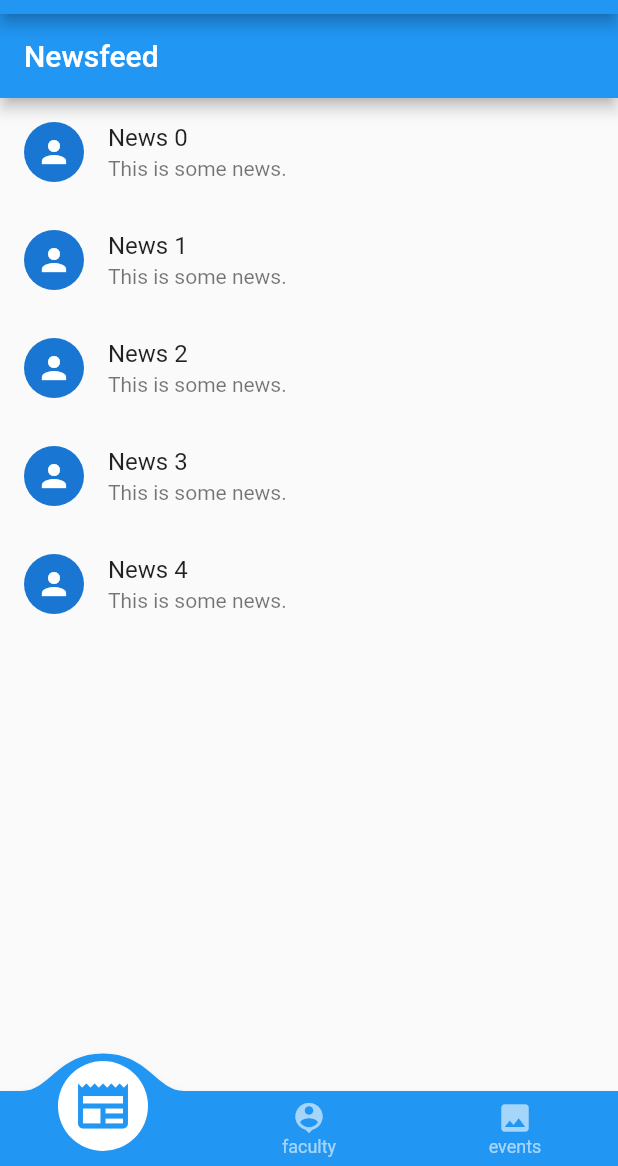
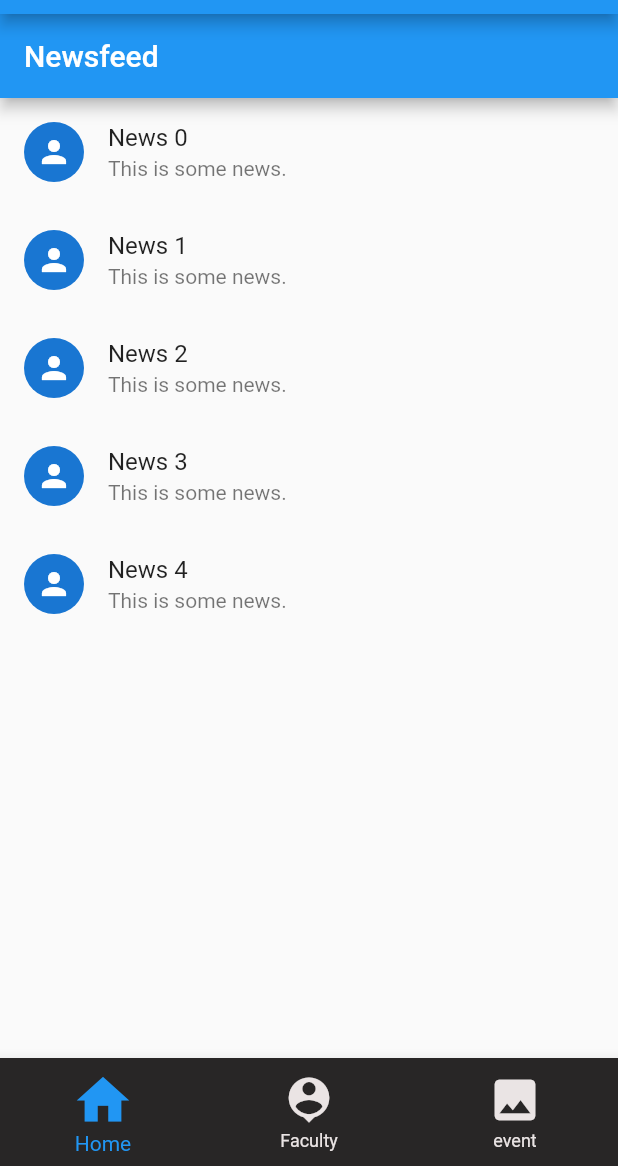
Before and after one commit to vdilipkumar/CIS-attmod, a Flutter app: the screen it shows after launch, on a phone screen of 412 x 824 dp, the part 70-1236 px from its top. Run offline on Flutter 3.47's test engine with Material 2 defaults, Android fonts, the phone set to English and light mode, and no system bars; drawn by our look-alikes of convex_bottom_bar; our stand-ins replace file_picker, firebase_auth, firebase_core, firebase_storage, shared_preferences and 1 more; missing offline and left inert: dart:ffi, firebase_app_check; accounts and stored records are empty.

Commit message:
sliding eff

```diff
--- a/lib/AdminHomePage.dart
+++ b/lib/AdminHomePage.dart
@@ -1,7 +1,7 @@
 import 'package:firebase_auth/firebase_auth.dart';
 import 'package:flutter/material.dart';
-import 'package:minor/services/auth_service.dart';
 import 'ebooks_home.dart';
+import 'images_home.dart';
 import 'main.dart';
 
 class AdminHomePage extends StatelessWidget {
@@ -42,6 +42,9 @@ class AdminHomePage extends StatelessWidget {
                 child: InkWell(
                   onTap: () {
                     // Navigate to event images screen
+                    Navigator.of(context).push(MaterialPageRoute(
+                        builder: (context) => imghome()
+                    ));
                   },
                   child: Column(
                     mainAxisAlignment: MainAxisAlignment.center,
--- a/lib/Attendance.dart
+++ b/lib/Attendance.dart
@@ -46,16 +46,16 @@ class _facultypageState extends State<Attendance> {
   Future<void> _getAttendance() async {
     final username = _usernameController.text;
     final password = _passwordController.text;
-    // Navigate to the login page
     setState(() {
       be = !be;
     });
+    // Navigate to the login page
     await _webViewController.future.then((controller) {
       controller
           .loadUrl('https://automation.vnrvjiet.ac.in/EduPrime3/VNRVJIET');
     });
     // Wait for the login page to load and enter the credentials and click the login button
-    await Future.delayed(Duration(seconds: 2));
+    await Future.delayed(Duration(seconds: 5));
     await _webViewController.future.then((controller) async {
       await controller.runJavascript(
         "document.getElementsByName('UserName')[0].value = '$username';"
@@ -71,7 +71,7 @@ class _facultypageState extends State<Attendance> {
       );
     });
     // Wait for the attendance page to load and get the attendance percentage
-    await Future.delayed(Duration(seconds: 5));
+    await Future.delayed(Duration(seconds: 10));
     await _webViewController.future.then((controller) async {
       final attendancePercentage =
           await controller.runJavascriptReturningResult(
--- a/lib/ConvexAppExample.dart
+++ b/lib/ConvexAppExample.dart
@@ -17,6 +17,8 @@ class ConvexAppExample extends StatefulWidget {
 
 class _ConvexAppExampleState extends State<ConvexAppExample> {
   final TabStyle _tabStyle = TabStyle.reactCircle;
+  PageController pc = PageController(initialPage: 0);
+  int ci = 0;
   Widget cen = const NewsfeedPage();
   void setty(int ci) {
     if (ci == 1) {
@@ -34,28 +36,65 @@ class _ConvexAppExampleState extends State<ConvexAppExample> {
       length: 5,
       initialIndex: 0,
       child: Scaffold(
-        body: Column(
+        body: PageView(
+          controller: pc,
           children: [
-            // _buildStyleSelector(),
-            Expanded(
-              child: cen,
+            Container(
+              child: NewsfeedPage(),
+            ),
+            Container(
+              child: FacultyPage(),
+            ),
+            Container(
+              child: ImagesView(),
             ),
           ],
+          onPageChanged: (int ind) {
+            setState(() {
+              ci = ind;
+            });
+          },
         ),
         // body: cen,
-        bottomNavigationBar: ConvexAppBar.badge(
-            // Optional badge argument: keys are tab indices, values can be
-            // String, IconData, Color or Widget.
-            const <int, dynamic>{1: ''},
-            style: _tabStyle,
-            items: const <TabItem>[
-              TabItem(icon: Icons.newspaper, title: "feed"),
-              TabItem(icon: Icons.person_pin, title: "faculty"),
-              TabItem(icon: Icons.image, title: "events"),
-            ],
-            onTap: (int i) => setState(() {
-                  setty(i);
-                })),
+        bottomNavigationBar: //ConvexAppBar.badge(
+            //   // Optional badge argument: keys are tab indices, values can be
+            //   // String, IconData, Color or Widget.
+            //   const <int, dynamic>{1: ''},
+            //   // initialActiveIndex: ci,
+            //   style: _tabStyle,
+            //   items: const <TabItem>[
+            //     TabItem(icon: Icons.newspaper, title: "feed"),
+            //     TabItem(icon: Icons.person_pin, title: "faculty"),
+            //     TabItem(icon: Icons.image, title: "events"),
+            //   ],
+            BottomNavigationBar(
+          backgroundColor: Color.fromARGB(255, 40, 38, 38),
+          currentIndex: ci,
+          selectedIconTheme: IconThemeData(size: 42),
+          unselectedIconTheme: IconThemeData(size: 36),
+          unselectedItemColor: Color.fromARGB(255, 234, 228, 228),
+          items: [
+            BottomNavigationBarItem(
+              icon: Icon(Icons.home),
+              label: 'Home',
+            ),
+            BottomNavigationBarItem(
+              icon: Icon(Icons.person_pin),
+              label: 'Faculty',
+            ),
+            BottomNavigationBarItem(
+              icon: Icon(Icons.image),
+              label: 'event',
+            ),
+          ],
+          onTap: (int index) {
+            setState(() {
+              ci = index;
+              pc.animateToPage(index,
+                  duration: Duration(milliseconds: 500), curve: Curves.ease);
+            });
+          },
+        ),
       ),
     );
   }
--- a/lib/courses.dart
+++ b/lib/courses.dart
@@ -1,9 +1,19 @@
 import 'package:flutter/material.dart';
 
-class coursesPage extends StatelessWidget {
+class coursesPage extends StatefulWidget {
+  const coursesPage({Key? key}) : super(key: key);
+
+  @override
+  courses_Page createState() => courses_Page();
+}
+
+class courses_PageState {}
+
+class courses_Page extends State<coursesPage> {
   @override
   Widget build(BuildContext context) {
     return MaterialApp(
+      debugShowCheckedModeBanner: false,
       title: 'Courses',
       home: Scaffold(
         appBar: AppBar(
@@ -110,4 +120,10 @@ class coursesPage extends StatelessWidget {
       ),
     );
   }
+
+  @override
+  State<StatefulWidget> createState() {
+    // TODO: implement createState
+    throw UnimplementedError();
+  }
 }
--- a/lib/main.dart
+++ b/lib/main.dart
@@ -36,16 +36,15 @@ class MyApp extends StatelessWidget {
           return HomePage();
         },
       ),
-      // darkTheme: ThemeData(
-      //   brightness: Brightness.dark,
-      //   primaryColor: Colors.blue[900],
-      //   colorScheme:
-      //       ColorScheme.fromSwatch().copyWith(secondary: Colors.redAccent),
-      // ),
+      darkTheme: ThemeData(
+        brightness: Brightness.dark,
+        primaryColor: Colors.blue[900],
+        //   colorScheme:
+        //       ColorScheme.fromSwatch().copyWith(secondary: Colors.redAccent),
+      ),
     );
   }
 }
-
 class HomePage extends StatefulWidget {
   const HomePage({Key? key}) : super(key: key);
 
--- a/lib/services/auth_service.dart
+++ b/lib/services/auth_service.dart
@@ -3,7 +3,6 @@
 // import 'dart:js';
 
 import 'package:firebase_auth/firebase_auth.dart';
-import 'package:firebase_core/firebase_core.dart';
 import 'package:flutter/material.dart';
 
 class AuthService{
```
Also changed, not shown: lib/adminlogin.dart (+0 -16 lines).
